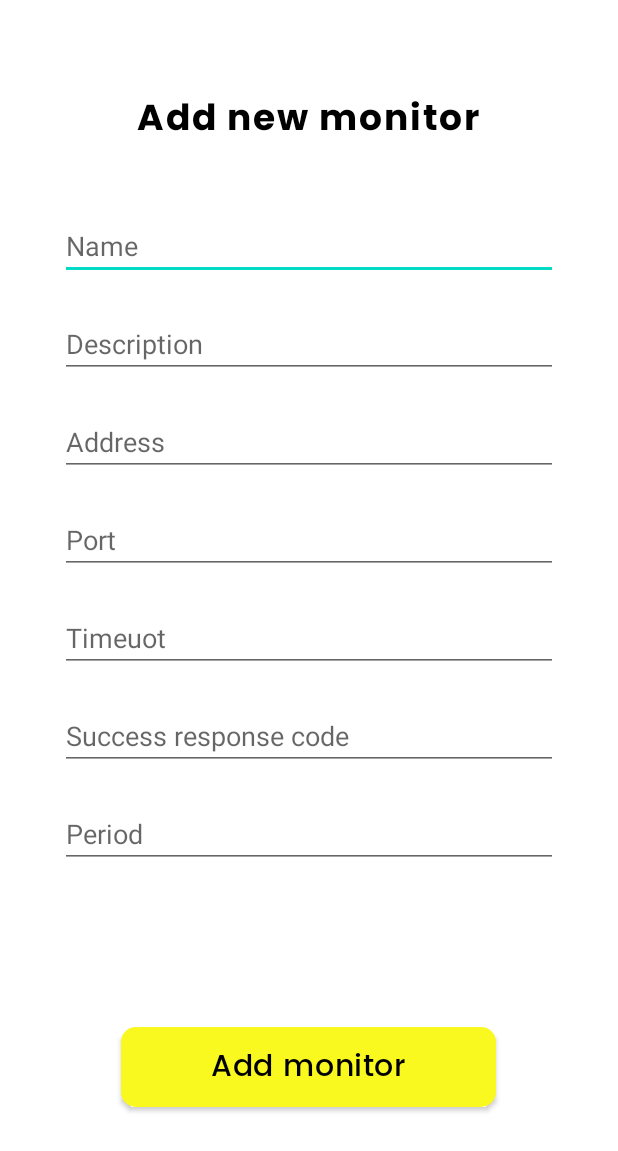
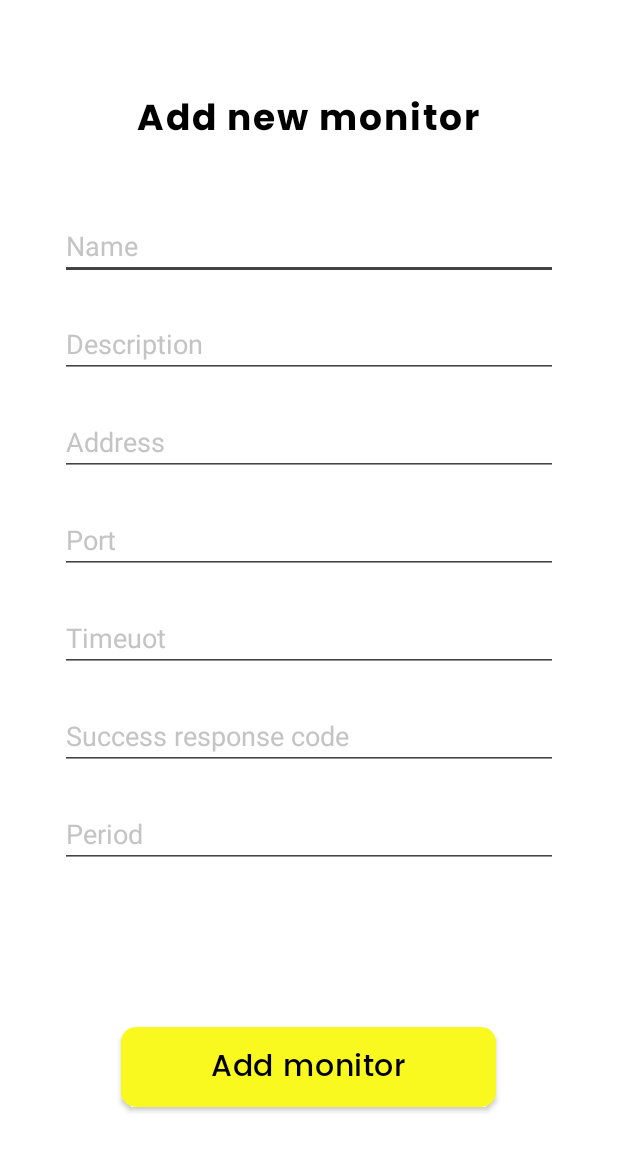
Before and after one commit to pasl92/BigEye, an Android app: the AddMonitorActivity screen opened directly, with no data from a screen before it, on a phone screen of 412 x 824 dp. Shown: the top 1151 px of the screen. Run offline under Robolectric (Android 15) with nearby library versions, the phone set to English and light mode, and no system bars; our stand-ins replace Timber.

Commit message:
fix problems with hidden inputs and text name position

```diff
--- a/app/src/main/res/layout/activity_add_monitor.xml
+++ b/app/src/main/res/layout/activity_add_monitor.xml
@@ -49,21 +49,36 @@
             android:layout_height="wrap_content"
             android:layout_marginTop="20dp"
             android:layout_marginBottom="20dp"
-            android:hint="@string/name_monitor_text" />
+            android:hint="@string/name_monitor_text"
+            android:ems="10"
+            android:textColorHint="@color/light_grey_app"
+            android:backgroundTint="@color/grey_app"
+            android:textColorHighlight="@color/light_grey_app"
+            android:textColor="@color/grey_app"/>
 
         <com.google.android.material.textfield.TextInputEditText
             android:id="@+id/descriptionInputText"
             android:layout_width="match_parent"
             android:layout_height="wrap_content"
             android:layout_marginBottom="20dp"
-            android:hint="@string/description_monitor_text" />
+            android:hint="@string/description_monitor_text"
+            android:ems="10"
+            android:textColorHint="@color/light_grey_app"
+            android:backgroundTint="@color/grey_app"
+            android:textColorHighlight="@color/light_grey_app"
+            android:textColor="@color/grey_app"/>
 
         <com.google.android.material.textfield.TextInputEditText
             android:id="@+id/addressInputText"
             android:layout_width="match_parent"
             android:layout_height="wrap_content"
             android:layout_marginBottom="20dp"
-            android:hint="@string/address_monitor_text" />
+            android:hint="@string/address_monitor_text"
+            android:ems="10"
+            android:textColorHint="@color/light_grey_app"
+            android:backgroundTint="@color/grey_app"
+            android:textColorHighlight="@color/light_grey_app"
+            android:textColor="@color/grey_app"/>
 
         <com.google.android.material.textfield.TextInputEditText
             android:id="@+id/portInputText"
@@ -71,7 +86,12 @@
             android:layout_height="wrap_content"
             android:layout_marginBottom="20dp"
             android:hint="@string/port_monitor_text"
-            android:inputType="number" />
+            android:inputType="number"
+            android:ems="10"
+            android:textColorHint="@color/light_grey_app"
+            android:backgroundTint="@color/grey_app"
+            android:textColorHighlight="@color/light_grey_app"
+            android:textColor="@color/grey_app"/>
 
         <com.google.android.material.textfield.TextInputEditText
             android:id="@+id/timeoutInputText"
@@ -79,7 +99,12 @@
             android:layout_height="wrap_content"
             android:layout_marginBottom="20dp"
             android:hint="@string/timeout_monitor_text"
-            android:inputType="number" />
+            android:inputType="number"
+            android:ems="10"
+            android:textColorHint="@color/light_grey_app"
+            android:backgroundTint="@color/grey_app"
+            android:textColorHighlight="@color/light_grey_app"
+            android:textColor="@color/grey_app"/>
 
         <com.google.android.material.textfield.TextInputEditText
             android:id="@+id/responseCodeInputText"
@@ -87,7 +112,12 @@
             android:layout_height="wrap_content"
             android:layout_marginBottom="20dp"
             android:hint="@string/success_response_code_monitor_text"
-            android:inputType="number" />
+            android:inputType="number"
+            android:ems="10"
+            android:textColorHint="@color/light_grey_app"
+            android:backgroundTint="@color/grey_app"
+            android:textColorHighlight="@color/light_grey_app"
+            android:textColor="@color/grey_app"/>
 
         <com.google.android.material.textfield.TextInputEditText
             android:id="@+id/periodInputText"
@@ -95,7 +125,12 @@
             android:layout_height="wrap_content"
             android:layout_marginBottom="20dp"
             android:hint="@string/period_monitor_text"
-            android:inputType="number" />
+            android:inputType="number"
+            android:ems="10"
+            android:textColorHint="@color/light_grey_app"
+            android:backgroundTint="@color/grey_app"
+            android:textColorHighlight="@color/light_grey_app"
+            android:textColor="@color/grey_app"/>
     </LinearLayout>
 
 </androidx.constraintlayout.widget.ConstraintLayout>
--- a/app/src/main/res/layout/activity_bigeye.xml
+++ b/app/src/main/res/layout/activity_bigeye.xml
@@ -24,7 +24,7 @@
             android:layout_width="wrap_content"
             android:layout_height="wrap_content"
             android:layout_marginStart="20dp"
-            android:layout_marginTop="10dp"
+            android:layout_marginTop="30dp"
             android:layout_marginBottom="40dp"
             app:layout_constraintBottom_toBottomOf="parent"
             app:layout_constraintStart_toStartOf="parent"
@@ -43,8 +43,6 @@
                 android:text="TextView"
                 android:textAppearance="@style/mainAppName"
                 app:layout_constraintBottom_toBottomOf="parent"
-                app:layout_constraintEnd_toEndOf="parent"
-                app:layout_constraintHorizontal_bias="1.0"
                 app:layout_constraintStart_toStartOf="parent"
                 app:layout_constraintTop_toTopOf="parent"
                 app:layout_constraintVertical_bias="0.0" />
```
